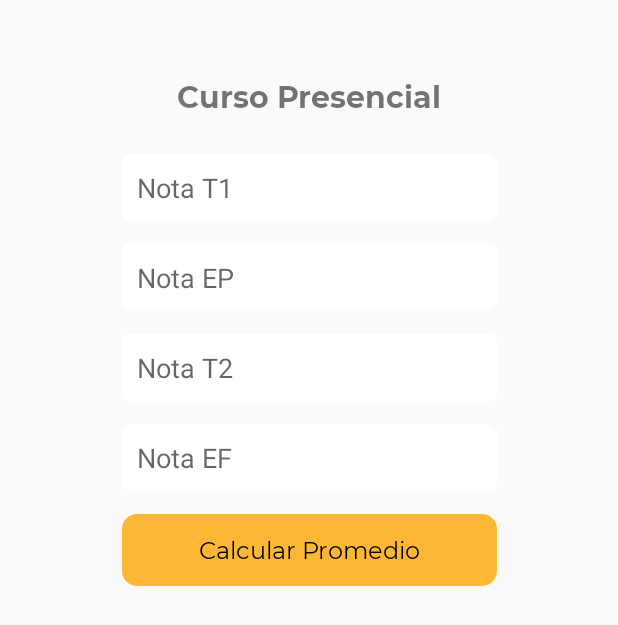
After one commit to marcocastope/UpnAverageCalculator, an Android app: the ClassroomActivity screen opened directly, with no data from a screen before it, on a phone screen of 412 x 824 dp. The commit adds this screen. Shown: the top 625 px of the screen. Run offline under Robolectric (Android 15) with nearby library versions, the phone set to English and light mode, and no system bars.

Commit message:
added classroom courses screen

```diff
--- a/app/src/main/AndroidManifest.xml
+++ b/app/src/main/AndroidManifest.xml
@@ -9,6 +9,7 @@
         android:roundIcon="@mipmap/ic_launcher_round"
         android:supportsRtl="true"
         android:theme="@style/AppTheme">
+        <activity android:name=".ClassroomActivity"></activity>
         <activity android:name=".MainActivity">
             <intent-filter>
                 <action android:name="android.intent.action.MAIN" />
--- /dev/null
+++ b/app/src/main/java/com/marcocastope/upnaveragecalculator/ClassroomActivity.kt
@@ -0,0 +1,43 @@
+package com.marcocastope.upnaveragecalculator
+
+import android.os.Bundle
+import android.view.View
+import androidx.appcompat.app.AppCompatActivity
+import kotlinx.android.synthetic.main.activity_classroom.*
+import kotlin.math.roundToInt
+
+class ClassroomActivity : AppCompatActivity() {
+    override fun onCreate(savedInstanceState: Bundle?) {
+        super.onCreate(savedInstanceState)
+        setContentView(R.layout.activity_classroom)
+        setupClickListeners()
+    }
+
+    private fun calcProm(): Double? {
+        val n1 = classroom_note1.text.toString()
+        val n2 = classroom_note2.text.toString()
+        val ep = classroom_note_partial.text.toString()
+        val ef = classroom_note_final.text.toString()
+
+        while (n1.isNotEmpty() && n2.isNotEmpty() && ep.isNotEmpty() && ef.isNotEmpty()) {
+            return (n1.toInt() + n2.toInt())*0.15 + ep.toInt()*0.3 + ef.toInt()*0.4
+        }
+        return null
+    }
+
+    private fun showResults() {
+        val result = calcProm()
+        if (result != null) {
+            classroom_results_wrapper.visibility = View.VISIBLE
+            classroom_result_without_round.text = "%.2f".format(result)
+            classroom_result_with_round.text = result.roundToInt().toString()
+        } else {
+            toast("Todos los campos son requeridos")
+        }
+    }
+
+    private fun setupClickListeners() {
+        classroom_calc_btn.setOnClickListener { showResults() }
+    }
+
+}
--- a/app/src/main/java/com/marcocastope/upnaveragecalculator/MainActivity.kt
+++ b/app/src/main/java/com/marcocastope/upnaveragecalculator/MainActivity.kt
@@ -9,9 +9,16 @@ class MainActivity : AppCompatActivity() {
     override fun onCreate(savedInstanceState: Bundle?) {
         super.onCreate(savedInstanceState)
         setContentView(R.layout.activity_main)
+        initialize()
+    }
 
+    private fun initialize() {
         setupMainAnimation()
+        setupClickListeners()
+    }
 
+    private fun setupClickListeners() {
+        main_classroom_btn.setOnClickListener { startActivity<ClassroomActivity>() }
     }
 
     private fun setupMainAnimation() {
--- a/app/src/main/java/com/marcocastope/upnaveragecalculator/extensions.kt
+++ b/app/src/main/java/com/marcocastope/upnaveragecalculator/extensions.kt
@@ -2,10 +2,22 @@ package com.marcocastope.upnaveragecalculator
 
 import android.animation.AnimatorInflater
 import android.app.Activity
+import android.content.Context
+import android.content.Intent
 import android.view.View
+import android.widget.Toast
 
 fun View.loadAnimation(context: Activity, idAnim: Int) {
     val animation = AnimatorInflater.loadAnimator(context, idAnim)
     animation.setTarget(this)
     animation.start()
 }
+
+inline fun <reified T : Activity> Context.startActivity() {
+    val intent = Intent(this, T::class.java)
+    startActivity(intent)
+}
+
+fun Context.toast(message: String, length: Int = Toast.LENGTH_SHORT) {
+    Toast.makeText(this, message, length).show()
+}
--- /dev/null
+++ b/app/src/main/res/drawable/bg_calc_btn.xml
@@ -0,0 +1,9 @@
+<?xml version="1.0" encoding="utf-8"?>
+<shape xmlns:android="http://schemas.android.com/apk/res/android">
+
+    <solid
+        android:color="@color/colorPrimary"/>
+
+    <corners
+        android:radius="10dp"/>
+</shape>
--- /dev/null
+++ b/app/src/main/res/drawable/bg_input.xml
@@ -0,0 +1,10 @@
+<?xml version="1.0" encoding="utf-8"?>
+<shape xmlns:android="http://schemas.android.com/apk/res/android">
+
+    <solid
+        android:color="#FFF"/>
+
+    <corners
+        android:radius="5dp"/>
+
+</shape>
--- /dev/null
+++ b/app/src/main/res/layout/activity_classroom.xml
@@ -0,0 +1,130 @@
+<?xml version="1.0" encoding="utf-8"?>
+<androidx.constraintlayout.widget.ConstraintLayout xmlns:android="http://schemas.android.com/apk/res/android"
+    xmlns:app="http://schemas.android.com/apk/res-auto"
+    xmlns:tools="http://schemas.android.com/tools"
+    android:layout_width="match_parent"
+    android:layout_height="match_parent"
+    tools:context=".ClassroomActivity">
+
+    <TextView
+        android:id="@+id/classroom_title"
+        android:layout_width="wrap_content"
+        android:layout_height="wrap_content"
+        android:layout_marginTop="50dp"
+        android:text="@string/classroom_title"
+        android:fontFamily="@font/mbold"
+        android:textSize="20sp"
+        app:layout_constraintTop_toTopOf="parent"
+        app:layout_constraintStart_toStartOf="parent"
+        app:layout_constraintEnd_toEndOf="parent"/>
+
+    <LinearLayout
+        android:id="@+id/classroom_notes_wrapper"
+        android:layout_width="wrap_content"
+        android:layout_height="wrap_content"
+        android:layout_marginTop="25dp"
+        android:orientation="vertical"
+        android:gravity="center"
+        app:layout_constraintTop_toBottomOf="@id/classroom_title"
+        app:layout_constraintStart_toStartOf="parent"
+        app:layout_constraintEnd_toEndOf="parent">
+
+        <EditText
+            android:id="@+id/classroom_note1"
+            android:layout_width="250dp"
+            android:layout_height="wrap_content"
+            android:background="@drawable/bg_input"
+            android:padding="10dp"
+            android:inputType="number"
+            android:layout_marginBottom="15dp"
+            android:hint="@string/note1"/>
+
+        <EditText
+            android:id="@+id/classroom_note_partial"
+            android:layout_width="250dp"
+            android:layout_height="wrap_content"
+            android:background="@drawable/bg_input"
+            android:padding="10dp"
+            android:inputType="number"
+            android:layout_marginBottom="15dp"
+            android:hint="@string/note_ep"/>
+
+        <EditText
+            android:id="@+id/classroom_note2"
+            android:layout_width="250dp"
+            android:layout_height="wrap_content"
+            android:background="@drawable/bg_input"
+            android:padding="10dp"
+            android:inputType="number"
+            android:layout_marginBottom="15dp"
+            android:hint="@string/note_t2"/>
+
+        <EditText
+            android:id="@+id/classroom_note_final"
+            android:layout_width="250dp"
+            android:layout_height="wrap_content"
+            android:background="@drawable/bg_input"
+            android:padding="10dp"
+            android:inputType="number"
+            android:layout_marginBottom="15dp"
+            android:hint="@string/note_ef"/>
+
+        <Button
+            android:id="@+id/classroom_calc_btn"
+            android:layout_width="250dp"
+            android:layout_height="wrap_content"
+            android:text="@string/classroom_btn_content"
+            android:fontFamily="@font/mregular"
+            android:textSize="16sp"
+            android:textAppearance="@style/Widget.AppCompat.Button"
+            android:background="@drawable/bg_calc_btn"/>
+
+    </LinearLayout>
+
+    <LinearLayout
+        android:id="@+id/classroom_results_wrapper"
+        android:layout_width="wrap_content"
+        android:layout_height="wrap_content"
+        android:layout_marginTop="25dp"
+        android:orientation="vertical"
+        android:visibility="gone"
+        tools:visibility="visible"
+        app:layout_constraintTop_toBottomOf="@+id/classroom_notes_wrapper"
+        app:layout_constraintStart_toStartOf="@id/classroom_notes_wrapper">
+
+        <LinearLayout
+            android:layout_width="wrap_content"
+            android:layout_height="wrap_content"
+            android:layout_marginBottom="5dp">
+
+            <TextView
+                android:layout_width="wrap_content"
+                android:layout_height="wrap_content"
+                android:text="@string/classroom_result_without_round"/>
+
+            <TextView
+                android:id="@+id/classroom_result_without_round"
+                android:layout_width="wrap_content"
+                android:layout_height="wrap_content" />
+
+        </LinearLayout>
+
+        <LinearLayout
+            android:layout_width="wrap_content"
+            android:layout_height="wrap_content">
+
+            <TextView
+                android:layout_width="wrap_content"
+                android:layout_height="wrap_content"
+                android:text="@string/classroom_result_with_round"/>
+
+            <TextView
+                android:id="@+id/classroom_result_with_round"
+                android:layout_width="wrap_content"
+                android:layout_height="wrap_content" />
+
+        </LinearLayout>
+
+    </LinearLayout>
+
+</androidx.constraintlayout.widget.ConstraintLayout>
--- a/app/src/main/res/values/strings.xml
+++ b/app/src/main/res/values/strings.xml
@@ -1,3 +1,11 @@
 <resources>
     <string name="app_name">UpnAverageCalculator</string>
+    <string name="classroom_title">Curso Presencial</string>
+    <string name="note1">Nota T1</string>
+    <string name="note_ep">Nota EP</string>
+    <string name="note_t2">Nota T2</string>
+    <string name="note_ef">Nota EF</string>
+    <string name="classroom_btn_content">Calcular Promedio</string>
+    <string name="classroom_result_without_round">Promedio Final (Sin Redondeo):</string>
+    <string name="classroom_result_with_round">Promedio Final (PT):</string>
 </resources>
```
Also changed, not shown: 1 other file.
